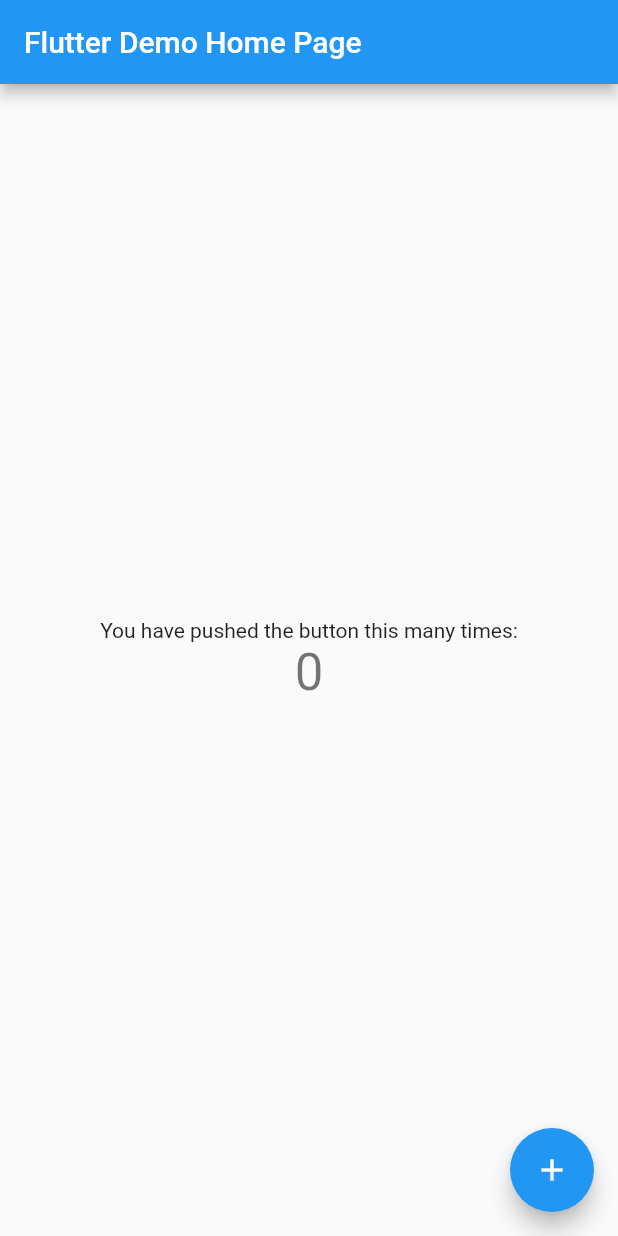
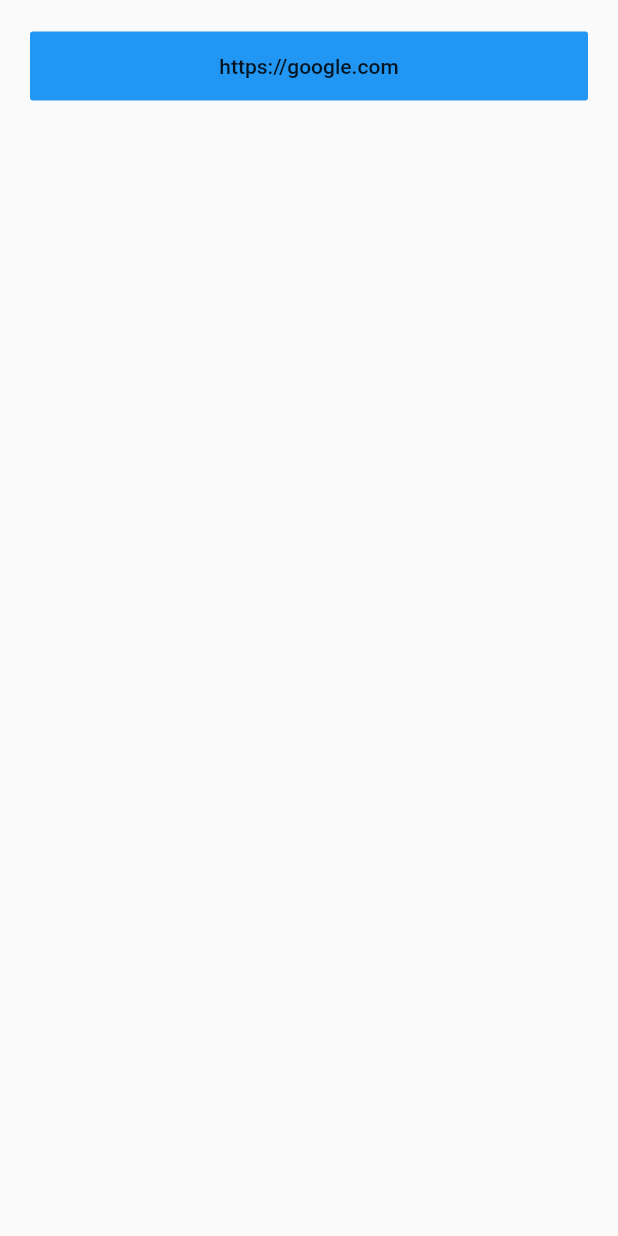
Before and after one commit to snjssk/flutter-webview-app, a Flutter app: the screen it shows after launch, on a phone screen of 412 x 824 dp. Run offline on Flutter 3.47's test engine with Material 2 defaults, Android fonts, the phone set to English and light mode, and no system bars; our stand-ins replace webview_flutter.

Commit message:
file add

```diff
--- /dev/null
+++ b/lib/app.dart
@@ -0,0 +1,15 @@
+import 'package:flutter/material.dart';
+import 'screens/home.dart';
+
+class App extends StatelessWidget {
+  @override
+  Widget build(BuildContext context) {
+    return MaterialApp(
+      title: 'Flutter Web View',
+      theme: ThemeData(
+        primarySwatch: Colors.blue,
+      ),
+      home: Home(),
+    );
+  }
+}
--- a/lib/main.dart
+++ b/lib/main.dart
@@ -1,112 +1,5 @@
 import 'package:flutter/material.dart';
+import 'app.dart';
 import 'package:webview_flutter/webview_flutter.dart';
 
-void main() => runApp(MyApp());
-
-class MyApp extends StatelessWidget {
-  // This widget is the root of your application.
-  @override
-  Widget build(BuildContext context) {
-    return MaterialApp(
-      title: 'Flutter Demo',
-      theme: ThemeData(
-        // This is the theme of your application.
-        //
-        // Try running your application with "flutter run". You'll see the
-        // application has a blue toolbar. Then, without quitting the app, try
-        // changing the primarySwatch below to Colors.green and then invoke
-        // "hot reload" (press "r" in the console where you ran "flutter run",
-        // or simply save your changes to "hot reload" in a Flutter IDE).
-        // Notice that the counter didn't reset back to zero; the application
-        // is not restarted.
-        primarySwatch: Colors.blue,
-      ),
-      home: MyHomePage(title: 'Flutter Demo Home Page'),
-    );
-  }
-}
-
-class MyHomePage extends StatefulWidget {
-  MyHomePage({Key key, this.title}) : super(key: key);
-
-  // This widget is the home page of your application. It is stateful, meaning
-  // that it has a State object (defined below) that contains fields that affect
-  // how it looks.
-
-  // This class is the configuration for the state. It holds the values (in this
-  // case the title) provided by the parent (in this case the App widget) and
-  // used by the build method of the State. Fields in a Widget subclass are
-  // always marked "final".
-
-  final String title;
-
-  @override
-  _MyHomePageState createState() => _MyHomePageState();
-}
-
-class _MyHomePageState extends State<MyHomePage> {
-  int _counter = 0;
-
-  void _incrementCounter() {
-    setState(() {
-      // This call to setState tells the Flutter framework that something has
-      // changed in this State, which causes it to rerun the build method below
-      // so that the display can reflect the updated values. If we changed
-      // _counter without calling setState(), then the build method would not be
-      // called again, and so nothing would appear to happen.
-      _counter++;
-    });
-  }
-
-  @override
-  Widget build(BuildContext context) {
-    // This method is rerun every time setState is called, for instance as done
-    // by the _incrementCounter method above.
-    //
-    // The Flutter framework has been optimized to make rerunning build methods
-    // fast, so that you can just rebuild anything that needs updating rather
-    // than having to individually change instances of widgets.
-    return Scaffold(
-      appBar: AppBar(
-        // Here we take the value from the MyHomePage object that was created by
-        // the App.build method, and use it to set our appbar title.
-        title: Text(widget.title),
-      ),
-      body: Center(
-        // Center is a layout widget. It takes a single child and positions it
-        // in the middle of the parent.
-        child: Column(
-          // Column is also a layout widget. It takes a list of children and
-          // arranges them vertically. By default, it sizes itself to fit its
-          // children horizontally, and tries to be as tall as its parent.
-          //
-          // Invoke "debug painting" (press "p" in the console, choose the
-          // "Toggle Debug Paint" action from the Flutter Inspector in Android
-          // Studio, or the "Toggle Debug Paint" command in Visual Studio Code)
-          // to see the wireframe for each widget.
-          //
-          // Column has various properties to control how it sizes itself and
-          // how it positions its children. Here we use mainAxisAlignment to
-          // center the children vertically; the main axis here is the vertical
-          // axis because Columns are vertical (the cross axis would be
-          // horizontal).
-          mainAxisAlignment: MainAxisAlignment.center,
-          children: <Widget>[
-            Text(
-              'You have pushed the button this many times:',
-            ),
-            Text(
-              '$_counter',
-              style: Theme.of(context).textTheme.display1,
-            ),
-          ],
-        ),
-      ),
-      floatingActionButton: FloatingActionButton(
-        onPressed: _incrementCounter,
-        tooltip: 'Increment',
-        child: Icon(Icons.add),
-      ), // This trailing comma makes auto-formatting nicer for build methods.
-    );
-  }
-}
+void main() => runApp(App());
--- /dev/null
+++ b/lib/screens/home.dart
@@ -0,0 +1,33 @@
+import 'package:flutter/material.dart';
+
+class Home extends StatelessWidget {
+
+  final _links = ['https://google.com'];
+
+  @override
+  Widget build(BuildContext context) {
+    return Scaffold(
+      body: SafeArea(
+        child: SingleChildScrollView(
+          child: Column(
+            mainAxisAlignment: MainAxisAlignment.center,
+            crossAxisAlignment: CrossAxisAlignment.stretch,
+            children: _links.map((link) => _urlButton(context, link)).toList(),
+          ),
+        ),
+      )
+    );
+  }
+
+  Widget _urlButton(BuildContext context, String url) {
+    return Container(
+      padding: EdgeInsets.all(20.0),
+      child: FlatButton(
+        color: Theme.of(context).primaryColor,
+        padding: EdgeInsets.symmetric(horizontal: 50.0, vertical: 15.0),
+        child: Text(url),
+        onPressed: () => _,
+      )
+    );
+  }
+}
```
Also changed, not shown: 2 other files.
